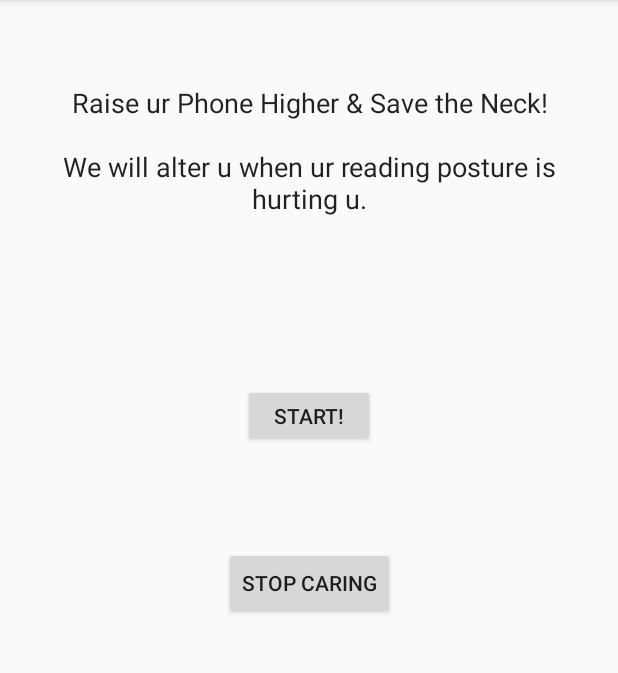
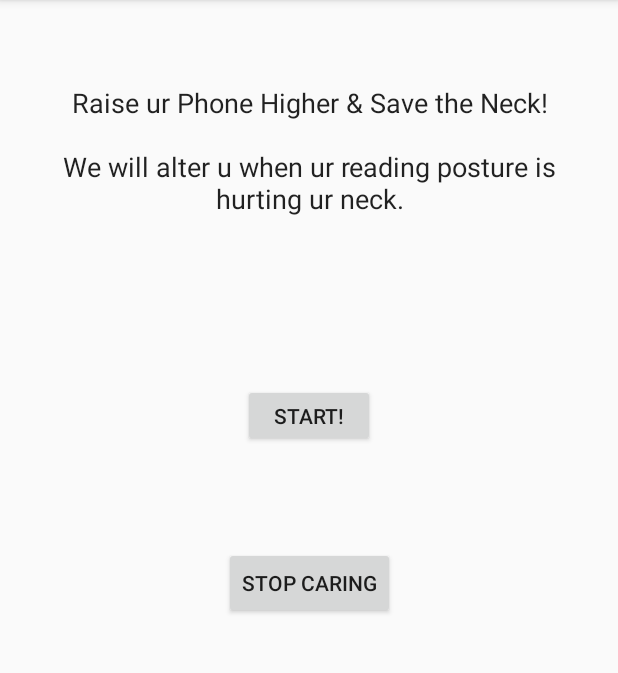
Before and after one commit to nihallo/DoctorPhone, an Android app: the screen it shows after launch (MainActivity), on a phone screen of 412 x 824 dp, the part 84-757 px from its top. Run offline under Robolectric (Android 15) with nearby library versions, the phone set to English and light mode, and no system bars.

```diff
--- a/app/src/main/res/values/strings.xml
+++ b/app/src/main/res/values/strings.xml
@@ -2,7 +2,7 @@
     <string name="app_name">Healthy Neck</string>
     <string name="StartBtnText">Start!</string>
     <string name="StopBtnText">Stop Caring</string>
-    <string name="promoteText">Raise ur Phone Higher &amp; Save the Neck!\n\nWe will alter u when ur reading posture is hurting u.</string>
+    <string name="promoteText">Raise ur Phone Higher &amp; Save the Neck!\n\nWe will alter u when ur reading posture is hurting ur neck.</string>
     <string name="raisePhone">Raise the phone up and relax your neck.</string>
 
 </resources>
```
